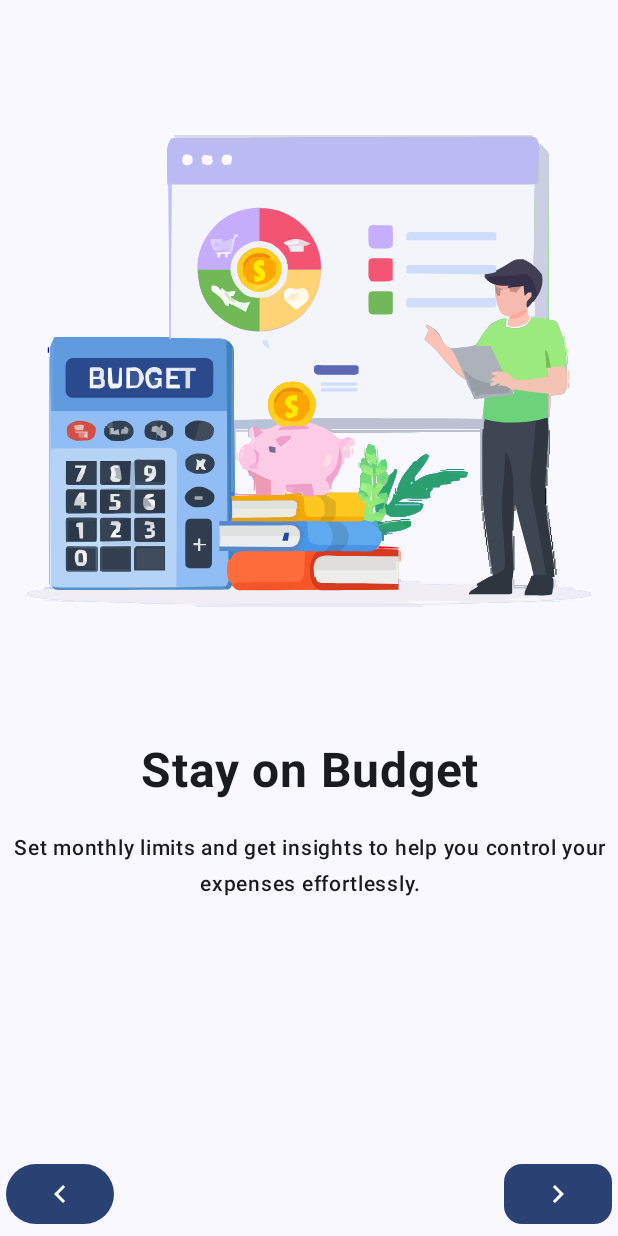
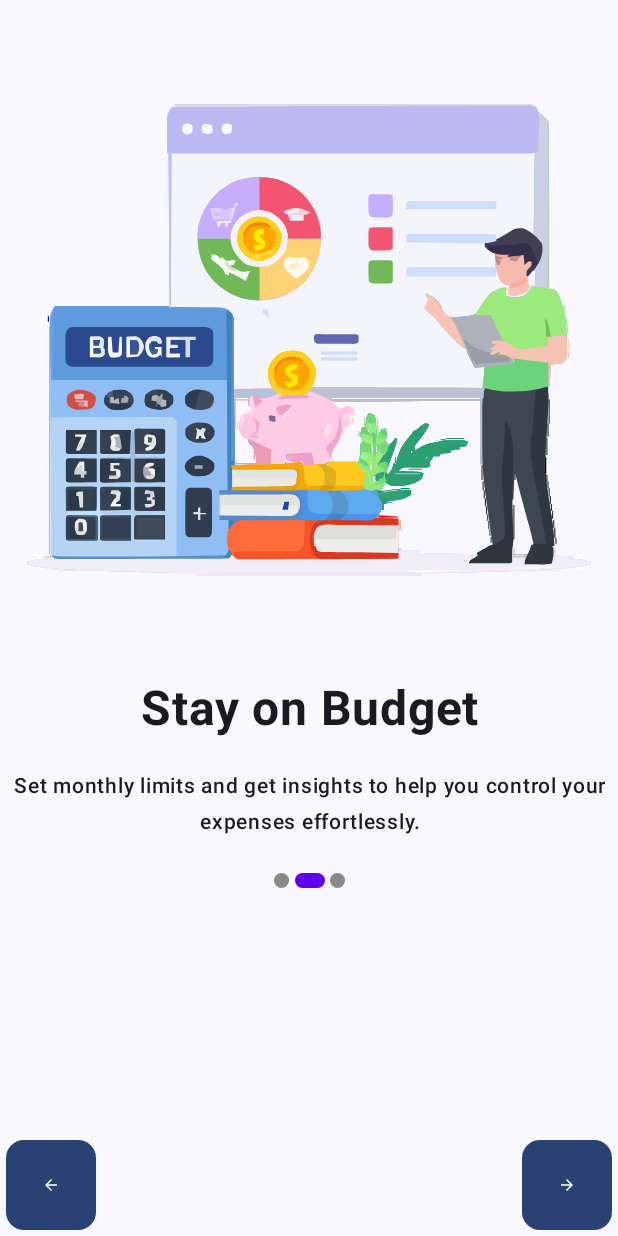
Before and after one commit to ashgorhythm/Expensr, an Android app built with Jetpack Compose: the screen it shows after launch (MainActivity), after a tap on "Next", on a phone screen of 412 x 824 dp. Run offline under Robolectric (Android 15) with nearby library versions, the phone set to English and light mode, and no system bars.

Commit message:
onboarding completed

```diff
--- /dev/null
+++ b/app/src/main/java/com/ashgorhythm/expensr/data/datastore/OnboardingPreferences.kt
@@ -0,0 +1,25 @@
+package com.ashgorhythm.expensr.data.datastore
+
+import android.content.Context
+import androidx.datastore.preferences.core.booleanPreferencesKey
+import androidx.datastore.preferences.core.edit
+import androidx.datastore.preferences.preferencesDataStore
+import kotlinx.coroutines.flow.Flow
+import kotlinx.coroutines.flow.map
+
+private val Context.dataStore by preferencesDataStore("onboard")
+class OnboardingPreferences(private val context: Context){
+    object PreferenceKeys {
+        val ONBOARDING_COMPLETED = booleanPreferencesKey("onboarding_completed")
+    }
+    private val dataStore = context.dataStore
+    suspend fun saveOnboardingCompleted(completed: Boolean){
+        dataStore.edit { preferences ->
+            preferences[PreferenceKeys.ONBOARDING_COMPLETED] = completed
+        }
+    }
+    fun readBoardingCompeted(): Flow<Boolean>{
+        return context.dataStore.data
+            .map { preferences -> preferences[PreferenceKeys.ONBOARDING_COMPLETED] ?: false }
+    }
+}
--- /dev/null
+++ b/app/src/main/java/com/ashgorhythm/expensr/presentation/components/Indicator.kt
@@ -0,0 +1,64 @@
+package com.ashgorhythm.expensr.presentation.components
+
+import androidx.compose.animation.core.Spring
+import androidx.compose.animation.core.animateDpAsState
+import androidx.compose.animation.core.spring
+import androidx.compose.foundation.background
+import androidx.compose.foundation.layout.Arrangement
+import androidx.compose.foundation.layout.Box
+import androidx.compose.foundation.layout.Row
+import androidx.compose.foundation.layout.fillMaxWidth
+import androidx.compose.foundation.layout.offset
+import androidx.compose.foundation.layout.padding
+import androidx.compose.foundation.layout.size
+import androidx.compose.foundation.pager.PagerState
+import androidx.compose.foundation.shape.CircleShape
+import androidx.compose.runtime.Composable
+import androidx.compose.runtime.getValue
+import androidx.compose.ui.Alignment
+import androidx.compose.ui.Modifier
+import androidx.compose.ui.graphics.Color
+import androidx.compose.ui.unit.Dp
+import androidx.compose.ui.unit.dp
+
+@Composable
+fun PagerIndicator(
+    pagerState: PagerState,
+    pageCount: Int,
+    modifier: Modifier = Modifier,
+    activeColor: Color = Color(0xFF6200EE),
+    inactiveColor: Color = Color.Gray,
+    dotSize: Dp = 10.dp,
+    spacing: Dp = 8.dp
+){
+    Row(
+        modifier = modifier
+            .size((dotSize + spacing)*3),
+        horizontalArrangement = Arrangement.SpaceEvenly,
+        verticalAlignment = Alignment.CenterVertically
+    ){
+        repeat(pageCount) {index ->
+            val isActive = index == pagerState.currentPage
+            val animatedWidth by animateDpAsState(
+                targetValue = if (isActive) dotSize * 2 else dotSize,
+                animationSpec = spring(
+                    dampingRatio = Spring.DampingRatioMediumBouncy,
+                    stiffness = Spring.StiffnessMedium
+                )
+            )
+            val animatedHeight by animateDpAsState(
+                targetValue = dotSize,
+                animationSpec = spring(
+                    dampingRatio = Spring.DampingRatioMediumBouncy,
+                    stiffness = Spring.StiffnessMedium
+                )
+            )
+            Box(
+                modifier = Modifier
+                    .size(height = animatedHeight, width = animatedWidth)
+                    .background(color = if (isActive) activeColor else inactiveColor, shape = CircleShape)
+            )
+        }
+
+    }
+}
--- /dev/null
+++ b/app/src/main/java/com/ashgorhythm/expensr/presentation/components/OnboardingBottomBar.kt
@@ -0,0 +1,68 @@
+package com.ashgorhythm.expensr.presentation.components
+
+import androidx.compose.foundation.layout.Arrangement
+import androidx.compose.foundation.layout.Box
+import androidx.compose.foundation.layout.Row
+import androidx.compose.foundation.layout.fillMaxWidth
+import androidx.compose.foundation.layout.padding
+import androidx.compose.foundation.layout.size
+import androidx.compose.foundation.pager.PagerState
+import androidx.compose.foundation.shape.RoundedCornerShape
+import androidx.compose.material.icons.Icons
+import androidx.compose.material.icons.automirrored.filled.ArrowBack
+import androidx.compose.material.icons.automirrored.filled.ArrowForward
+import androidx.compose.material3.Button
+import androidx.compose.material3.Icon
+import androidx.compose.material3.Text
+import androidx.compose.runtime.Composable
+import androidx.compose.ui.Alignment
+import androidx.compose.ui.Modifier
+import androidx.compose.ui.unit.dp
+
+@Composable
+fun OnboardingBottomBar(
+    modifier: Modifier,
+    pagerState: PagerState,
+    onNextClick: () -> Unit,
+    onBackClick: () -> Unit,
+    onFinishClick: () -> Unit,
+){
+    val buttonWidth = 60.dp
+    val buttonHeight = 60.dp
+    Row(
+        modifier = modifier
+            .fillMaxWidth()
+            .padding(4.dp),
+        horizontalArrangement = Arrangement.SpaceBetween,
+        verticalAlignment = Alignment.CenterVertically
+    ) {
+        if (pagerState.currentPage > 0){
+            Button(
+                onClick = onBackClick,
+                shape = RoundedCornerShape(12.dp),
+                modifier = modifier.size(width = buttonWidth, height = buttonHeight)
+            ) {
+                Icon(Icons.AutoMirrored.Filled.ArrowBack,"Back")
+            }
+        }else {
+            // Placeholder to keep layout balanced
+            Box(modifier = modifier.size(width = buttonWidth, height = buttonHeight))
+        }
+        if (pagerState.currentPage < 2){
+            Button(
+                onClick = onNextClick,
+                shape = RoundedCornerShape(12.dp),
+                modifier = modifier.size(width = buttonWidth, height = buttonHeight)
+            ) {
+                Icon(Icons.AutoMirrored.Filled.ArrowForward,"Next")
+            }
+        }else {
+            Button(
+                onClick = onFinishClick,
+                modifier = modifier.size(width = buttonWidth + 30.dp, height = buttonHeight)
+            ) {
+                Text("Finish")
+            }
+        }
+    }
+}
--- a/app/src/main/java/com/ashgorhythm/expensr/presentation/components/OnboardingPage.kt
+++ b/app/src/main/java/com/ashgorhythm/expensr/presentation/components/OnboardingPage.kt
@@ -4,23 +4,10 @@ import androidx.annotation.DrawableRes
 import androidx.annotation.StringRes
 import androidx.compose.foundation.Image
 import androidx.compose.foundation.layout.Arrangement
-import androidx.compose.foundation.layout.Box
 import androidx.compose.foundation.layout.Column
-import androidx.compose.foundation.layout.Row
 import androidx.compose.foundation.layout.fillMaxHeight
-import androidx.compose.foundation.layout.fillMaxSize
 import androidx.compose.foundation.layout.fillMaxWidth
 import androidx.compose.foundation.layout.padding
-import androidx.compose.foundation.layout.size
-import androidx.compose.foundation.pager.PagerState
-import androidx.compose.foundation.pager.rememberPagerState
-import androidx.compose.foundation.shape.CircleShape
-import androidx.compose.foundation.shape.RoundedCornerShape
-import androidx.compose.material.icons.Icons
-import androidx.compose.material.icons.automirrored.filled.KeyboardArrowLeft
-import androidx.compose.material.icons.automirrored.filled.KeyboardArrowRight
-import androidx.compose.material3.Button
-import androidx.compose.material3.Icon
 import androidx.compose.material3.MaterialTheme
 import androidx.compose.material3.Text
 import androidx.compose.runtime.Composable
@@ -30,7 +17,6 @@ import androidx.compose.ui.res.painterResource
 import androidx.compose.ui.res.stringResource
 import androidx.compose.ui.text.font.FontWeight
 import androidx.compose.ui.text.style.TextAlign
-import androidx.compose.ui.tooling.preview.Preview
 import androidx.compose.ui.unit.dp
 import com.ashgorhythm.expensr.R
 
@@ -91,46 +77,3 @@ fun PagerScreen(
         )
     }
 }
-
-@Composable
-fun OnboardingBottomBar(
-    modifier: Modifier,
-    pagerState: PagerState,
-    onNextClick: () -> Unit,
-    onBackClick: () -> Unit,
-    onFinishClick: () -> Unit,
-){
-    Row(
-        modifier = modifier
-            .fillMaxWidth()
-            .padding(4.dp),
-        horizontalArrangement = Arrangement.SpaceBetween,
-        verticalAlignment = Alignment.CenterVertically
-    ) {
-        if (pagerState.currentPage > 0){
-            Button(
-                onClick = onBackClick,
-                shape = CircleShape
-            ) {
-                Icon(Icons.AutoMirrored.Filled.KeyboardArrowLeft,"Back")
-            }
-        }else {
-            // Placeholder to keep layout balanced
-            Box(modifier = Modifier.size(60.dp))
-        }
-        if (pagerState.currentPage < 2){
-            Button(
-                onClick = onNextClick,
-                shape = RoundedCornerShape(12.dp)
-            ) {
-                Icon(Icons.AutoMirrored.Filled.KeyboardArrowRight,"Next")
-            }
-        }else {
-            Button(
-                onClick = onFinishClick,
-            ) {
-                Text("Finish")
-            }
-        }
-    }
-}
--- a/app/src/main/java/com/ashgorhythm/expensr/presentation/screens/OnboardingScreen.kt
+++ b/app/src/main/java/com/ashgorhythm/expensr/presentation/screens/OnboardingScreen.kt
@@ -1,21 +1,33 @@
 package com.ashgorhythm.expensr.presentation.screens
 
+import android.annotation.SuppressLint
 import androidx.compose.animation.core.spring
 import androidx.compose.animation.core.tween
+import androidx.compose.foundation.layout.Arrangement
+import androidx.compose.foundation.layout.Column
 import androidx.compose.foundation.layout.fillMaxSize
 import androidx.compose.foundation.layout.navigationBarsPadding
+import androidx.compose.foundation.layout.padding
 import androidx.compose.foundation.pager.HorizontalPager
 import androidx.compose.foundation.pager.rememberPagerState
 import androidx.compose.material3.MaterialTheme
 import androidx.compose.material3.Scaffold
 import androidx.compose.runtime.Composable
+import androidx.compose.runtime.remember
 import androidx.compose.runtime.rememberCoroutineScope
+import androidx.compose.ui.Alignment
 import androidx.compose.ui.Modifier
+import androidx.compose.ui.platform.LocalContext
+import com.ashgorhythm.expensr.data.datastore.OnboardingPreferences
 import com.ashgorhythm.expensr.presentation.components.OnboardingBottomBar
 import com.ashgorhythm.expensr.presentation.components.OnboardingPage
+import com.ashgorhythm.expensr.presentation.components.PagerIndicator
 import com.ashgorhythm.expensr.presentation.components.PagerScreen
+import kotlinx.coroutines.CoroutineScope
+import kotlinx.coroutines.Dispatchers
 import kotlinx.coroutines.launch
 
+@SuppressLint("UnusedMaterial3ScaffoldPaddingParameter")
 @Composable
 fun OnboardingScreen(){
     val pages = listOf(
@@ -28,6 +40,9 @@ fun OnboardingScreen(){
         initialPage = 0
     )
     val coroutineScope = rememberCoroutineScope()
+    val context = LocalContext.current
+    val onboardingPrefs = remember { OnboardingPreferences(context) }
+
 
     Scaffold(
         modifier = Modifier
@@ -47,15 +62,34 @@ fun OnboardingScreen(){
                         pagerState.animateScrollToPage(pagerState.currentPage - 1, animationSpec = tween(durationMillis = 800))
                     }
                 },
-                onFinishClick = {}
+                onFinishClick = {
+                    CoroutineScope(Dispatchers.IO).launch {
+                        onboardingPrefs.saveOnboardingCompleted(true)
+                    }
+                }
             )
         }
     ) {
-        HorizontalPager(
-            state = pagerState
-        ) {page ->
-            PagerScreen(modifier = Modifier, onboardingPage = pages[page])
+        Column(
+            modifier = Modifier
+                .padding(it),
+            verticalArrangement = Arrangement.Center,
+            horizontalAlignment = Alignment.CenterHorizontally
+        ) {
+            HorizontalPager(
+                state = pagerState
+            ) {page ->
+                PagerScreen(modifier = Modifier, onboardingPage = pages[page])
+            }
+            PagerIndicator(
+                pagerState = pagerState,
+                pageCount = pages.size,
+                modifier = Modifier
+            )
         }
+
+
+
     }
 
 }
```
Also changed, not shown: app/build.gradle.kts (+7 -0 lines), app/src/main/java/com/ashgorhythm/expensr/presentation/screens/Authentication.kt (added, +18 -0 lines), gradle/libs.versions.toml (+11 -0 lines).
